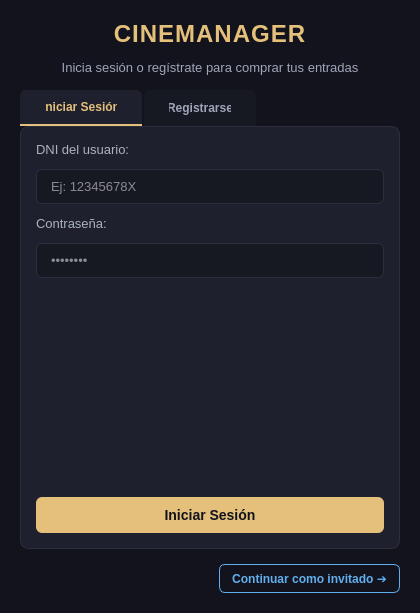
Above: apps/gui/ui/logindialog.ui from jorgebd21/CineManager before the change. Below: the same form after it.
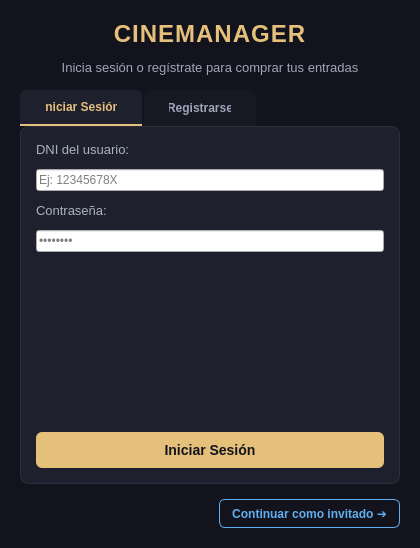
That is the form after the change.

Commit message:
style(gui): overhaul application styling and add background images
- Redesign QSS stylesheet with a modern dark theme, transparent frames, and improved input focus states.
- Add cinematic background images (background.jpg) to elevate the visual experience.
- Update Qt Designer .ui files (MainWindow, LoginDialog, TarifasDialog) for better geometric alignment and sizing constraints.

```diff
--- a/apps/gui/ui/logindialog.ui
+++ b/apps/gui/ui/logindialog.ui
@@ -43,20 +43,6 @@
     color: #ABB2BF;
     font-size: 13px;
 }
-QLineEdit {
-    background-color: #161822;
-    border: 1px solid #2B2E3D;
-    border-radius: 6px;
-    color: #FFFFFF;
-    padding: 8px 12px;
-    font-size: 13px;
-}
-QLineEdit::placeholder {
-    color: #5C6370;
-}
-QLineEdit:focus {
-    border: 1px solid #61AFEF;
-}
 QPushButton {
     background-color: #E5C07B;
     color: #12131C;
```
The commit also changes 5 other files.
